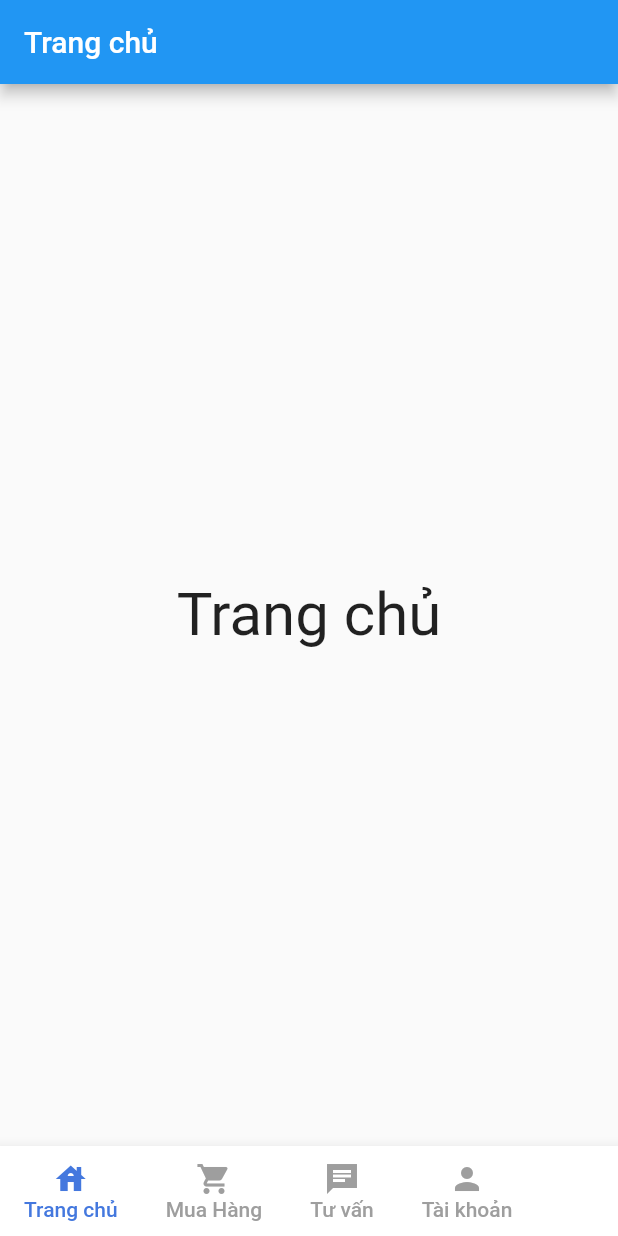
After one commit to vodangkhoa2001/app_ban_laptop, a Flutter app: the screen it shows after launch, item 2 of the bottom bar chosen, after a tap on "Trang chủ", on a phone screen of 412 x 824 dp. The commit adds this screen. Run offline on Flutter 3.47's test engine with Material 2 defaults, Android fonts, the phone set to English and light mode, and no system bars; our stand-ins replace page_transition.

Commit message:
cap nhat giao dien 13/12/2021

```diff
--- /dev/null
+++ b/lib/home.dart
@@ -0,0 +1,24 @@
+import 'package:flutter/material.dart';
+
+class Dashboard extends StatefulWidget {
+  const Dashboard({ Key? key }) : super(key: key);
+
+  @override
+  _DashboardState createState() => _DashboardState();
+}
+
+class _DashboardState extends State<Dashboard> {
+  @override
+  Widget build(BuildContext context) {
+    return Scaffold(
+        appBar: AppBar(
+          title: const Text('Trang chủ'),
+        ),
+        body: const Center(
+          child: Text(
+            'Trang chủ',
+            style: TextStyle(fontSize: 40),
+          ),
+        ));
+  }
+}
--- a/lib/main.dart
+++ b/lib/main.dart
@@ -1,24 +1,205 @@
-//import 'dart:async';
+import 'dart:async';
 
+import 'account.dart';
+import 'chat.dart';
+import 'home.dart';
+import 'shopping.dart';
 import 'package:flutter/material.dart';
-import 'routes/home_page.dart';
-import 'routes/product_category.dart';
 
-void main() => runApp(const MyApp());
+void main() {
+  runApp(const MyApp());
+}
 
 class MyApp extends StatelessWidget {
   const MyApp({Key? key}) : super(key: key);
 
   @override
   Widget build(BuildContext context) {
-    return MaterialApp(
+    return const MaterialApp(
+      title: 'Flutter Demo',
+      home: LoadingScreen(),
       debugShowCheckedModeBanner: false,
-      //home: SplashScreen(),
-      routes:{
-        '/': (context)=>const LoadingScreen(),
-        '/product_portfolio': (context)=> const ProductCategory()
-      }
-
     );
   }
 }
+
+class LoadingScreen extends StatefulWidget {
+  const LoadingScreen({Key? key}) : super(key: key);
+
+  @override
+  _LoadingScreenState createState() => _LoadingScreenState();
+}
+
+class _LoadingScreenState extends State<LoadingScreen> {
+  @override
+  initState() {
+    super.initState();
+    Timer(const Duration(seconds: 3), () {
+      Navigator.of(context)
+          .pushReplacement(MaterialPageRoute(builder: (_) => const HomePage()));
+    });
+  }
+
+  @override
+  Widget build(BuildContext context) {
+    return Scaffold(
+      backgroundColor: Colors.blue[500],
+      body: Center(
+        child: Column(
+          mainAxisAlignment: MainAxisAlignment.center,
+          children: [
+            //logo
+            Image.asset(
+              'assets/images/logo.png',
+              height: 120,
+            ),
+            const SizedBox(
+              height: 20,
+            ),
+            const CircularProgressIndicator(
+              valueColor: AlwaysStoppedAnimation<Color>(Colors.white),
+            ),
+          ],
+        ),
+      ),
+    );
+  }
+}
+
+class HomePage extends StatefulWidget {
+  const HomePage({Key? key}) : super(key: key);
+
+  @override
+  _HomePageState createState() => _HomePageState();
+}
+
+class _HomePageState extends State<HomePage> {
+  static const primaryColor =  Color(0xFF4478DE);
+  int currentTab = 0;
+  final List<Widget> screens = [
+    const Dashboard(),
+    const Shopping(),
+    const Chat(),
+    const Account()
+  ];
+  final PageStorageBucket bucket = PageStorageBucket();
+  Widget currentScreen = const Dashboard();
+  @override
+  Widget build(BuildContext context) {
+    return Scaffold(
+        body: PageStorage(
+          child: currentScreen,
+          bucket: bucket,
+        ),
+        bottomNavigationBar: BottomAppBar(
+            child: SizedBox(
+          height: 60,
+          child: Row(
+            mainAxisAlignment: MainAxisAlignment.spaceBetween,
+            children: [
+              Row(
+                crossAxisAlignment: CrossAxisAlignment.start,
+                children: [
+                  MaterialButton(
+                    minWidth: 40,
+                    onPressed: () {
+                      setState(() {
+                        currentScreen = const Dashboard();
+                        currentTab = 0;
+                      });
+                    },
+                    child: Column(
+                      mainAxisAlignment: MainAxisAlignment.center,
+                      children: [
+                        Icon(
+                          Icons.house,
+                          color: currentTab == 0 ? primaryColor : Colors.grey,
+                        ),
+                        Text(
+                          'Trang chủ',
+                          style: TextStyle(
+                              color:
+                                  currentTab == 0 ? primaryColor : Colors.grey),
+                        )
+                      ],
+                    ),
+                  ),
+                  MaterialButton(
+                    minWidth: 40,
+                    onPressed: () {
+                      setState(() {
+                        currentScreen = const Shopping();
+                        currentTab = 1;
+                      });
+                    },
+                    child: Column(
+                      mainAxisAlignment: MainAxisAlignment.center,
+                      children: [
+                        Icon(
+                          Icons.shopping_cart,
+                          color: currentTab == 1 ? primaryColor : Colors.grey,
+                        ),
+                        Text(
+                          'Mua Hàng',
+                          style: TextStyle(
+                              color:
+                                  currentTab == 1 ? primaryColor : Colors.grey),
+                        )
+                      ],
+                    ),
+                  ),
+                  MaterialButton(
+                    minWidth: 40,
+                    onPressed: () {
+                      setState(() {
+                        currentScreen = const Chat();
+                        currentTab = 2;
+                      });
+                    },
+                    child: Column(
+                      mainAxisAlignment: MainAxisAlignment.center,
+                      children: [
+                        Icon(
+                          Icons.chat_sharp,
+                          color: currentTab == 2 ? primaryColor : Colors.grey,
+                        ),
+                        Text(
+                          'Tư vấn',
+                          style: TextStyle(
+                              color:
+                                  currentTab == 2 ? primaryColor : Colors.grey),
+                        )
+                      ],
+                    ),
+                  ),
+                  MaterialButton(
+                    minWidth: 40,
+                    onPressed: () {
+                      setState(() {
+                        currentScreen = const Account();
+                        currentTab = 3;
+                      });
+                    },
+                    child: Column(
+                      mainAxisAlignment: MainAxisAlignment.center,
+                      children: [
+                        Icon(
+                          Icons.person,
+                          color: currentTab == 3 ? primaryColor : Colors.grey,
+                        ),
+                        Text(
+                          'Tài khoản',
+                          style: TextStyle(
+                              color:
+                                  currentTab == 3 ? primaryColor : Colors.grey),
+                        )
+                      ],
+                    ),
+                  )
+                ],
+              )
+            ],
+          ),
+        )));
+  }
+}
--- /dev/null
+++ b/lib/shopping.dart
@@ -0,0 +1,24 @@
+import 'package:flutter/material.dart';
+
+class Shopping extends StatefulWidget {
+  const Shopping({Key? key}) : super(key: key);
+
+  @override
+  _ShoppingState createState() => _ShoppingState();
+}
+
+class _ShoppingState extends State<Shopping> {
+  @override
+  Widget build(BuildContext context) {
+    return Scaffold(
+        appBar: AppBar(
+          title: const Text('Mua hàng'),
+        ),
+        body: const Center(
+          child: Text(
+            'Mua hàng',
+            style: TextStyle(fontSize: 40),
+          ),
+        ));
+  }
+}
```
Also changed, not shown: lib/account.dart (added, +118 -0 lines), lib/chat.dart (added, +25 -0 lines), lib/routes/account_infomation.dart (added, +18 -0 lines), lib/routes/home_page.dart (deleted, +0 -113 lines), lib/routes/password_setting.dart (added, +18 -0 lines), lib/routes/product_category.dart (deleted, +0 -34 lines), pubspec.yaml (+4 -5 lines), assets/images/avatar/avatar_user_1.jpg (added), assets/images/logo.png (added), pubspec.lock.
